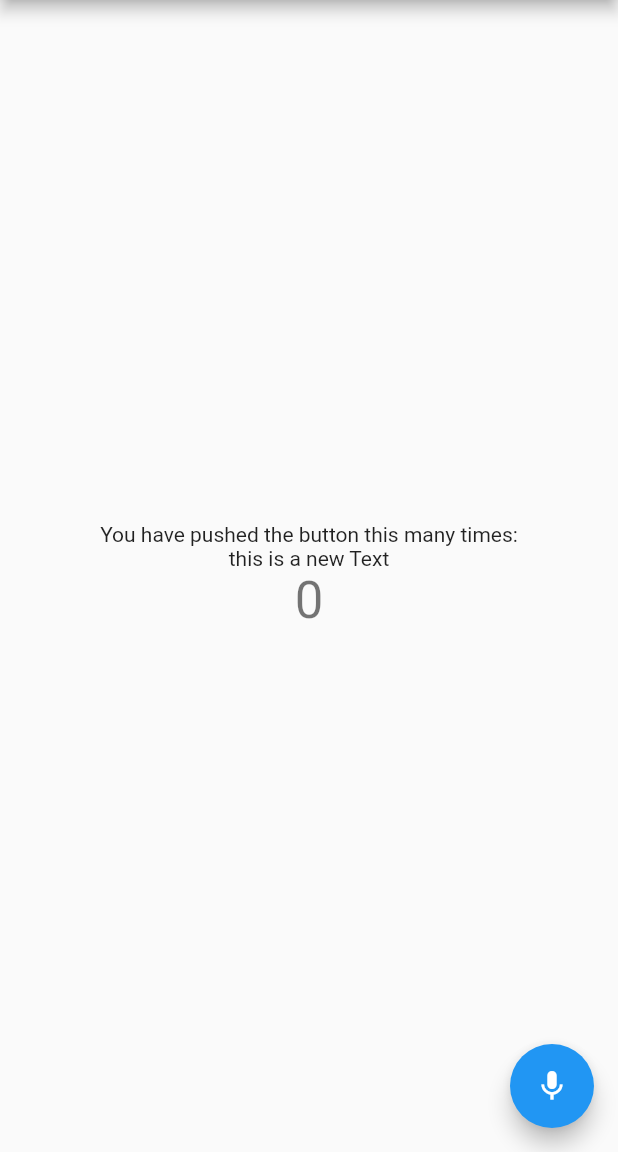
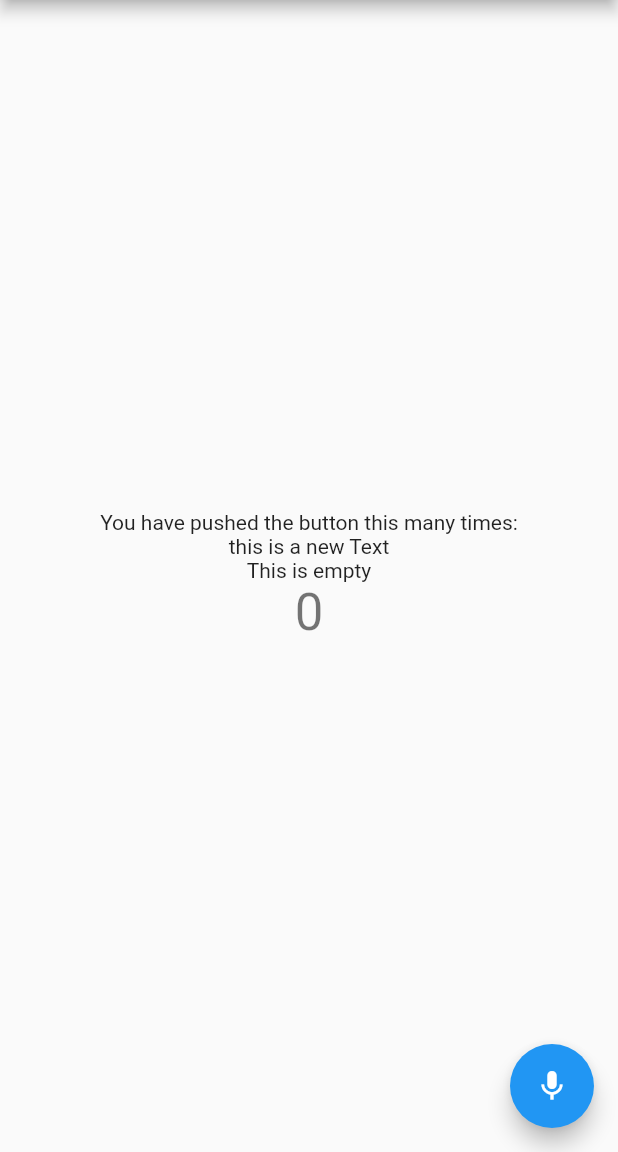
Before and after one commit to quazisadi/my-first-project, a Flutter app: the screen it shows after launch, on a phone screen of 412 x 824 dp, the part 84-1236 px from its top. Run offline on Flutter 3.47's test engine with Material 2 defaults, Android fonts, the phone set to English and light mode, and no system bars.

Commit message:
Text line added

```diff
--- a/lib/main.dart
+++ b/lib/main.dart
@@ -54,6 +54,9 @@ class _MyHomePageState extends State<MyHomePage> {
               'this is a new Text',
             ),
             Text(
+              "This is empty",
+            ),
+            Text(
               '$_counter',
               style: Theme.of(context).textTheme.headline4,
             ),
```
